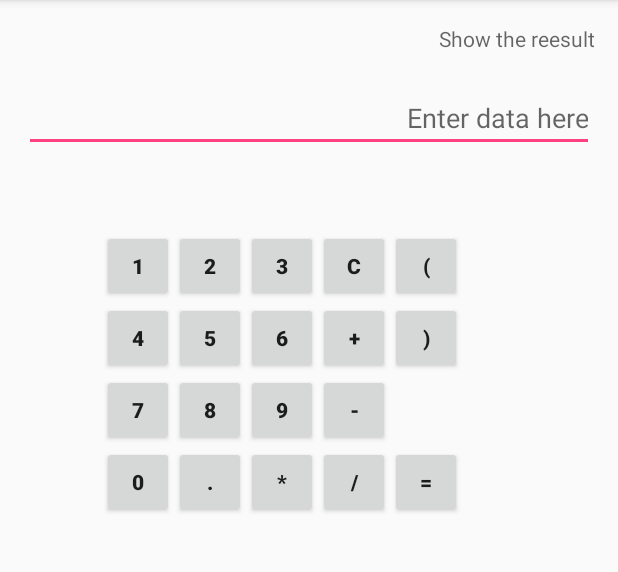
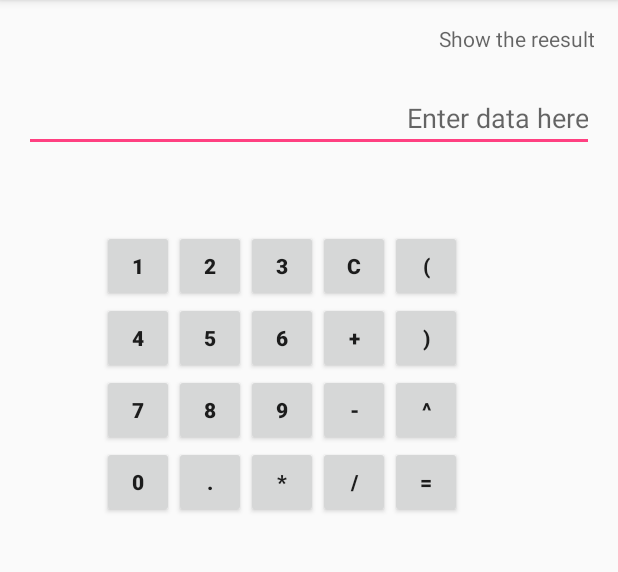
Before and after one commit to vonschbo/my-simple-android-calculator, an Android app: the screen it shows after launch (MainActivity), on a phone screen of 412 x 824 dp, the part 84-656 px from its top. Run offline under Robolectric (Android 15) with nearby library versions, the phone set to English and light mode, and no system bars.

Commit message:
add power

```diff
--- a/app/src/main/res/layout/activity_main.xml
+++ b/app/src/main/res/layout/activity_main.xml
@@ -261,4 +261,16 @@
         android:layout_toRightOf="@+id/button_div"
         android:layout_toEndOf="@+id/button_div" />
 
+    <Button
+        style="?android:attr/buttonStyleSmall"
+        android:layout_width="wrap_content"
+        android:layout_height="wrap_content"
+        android:text="^"
+        android:id="@+id/button_pow"
+        android:textStyle="bold"
+        android:onClick="Btn_Create"
+        android:layout_alignTop="@+id/button_Minus"
+        android:layout_alignLeft="@+id/button"
+        android:layout_alignStart="@+id/button" />
+
 </RelativeLayout>
```
